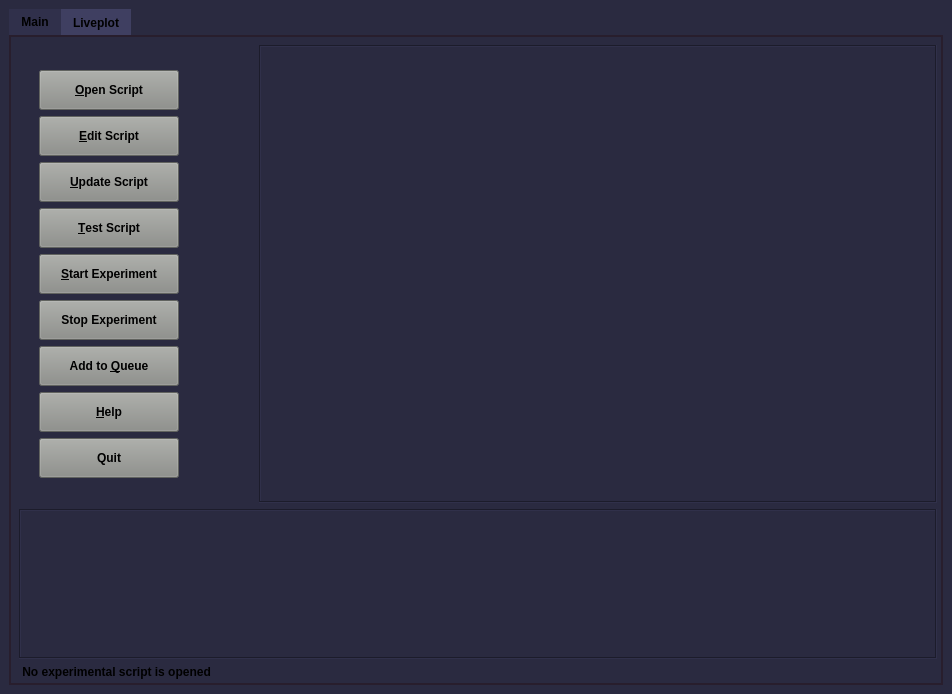
Old version of the form atomize/main/gui/main_window.ui in the repository Anatoly1010/Atomize.
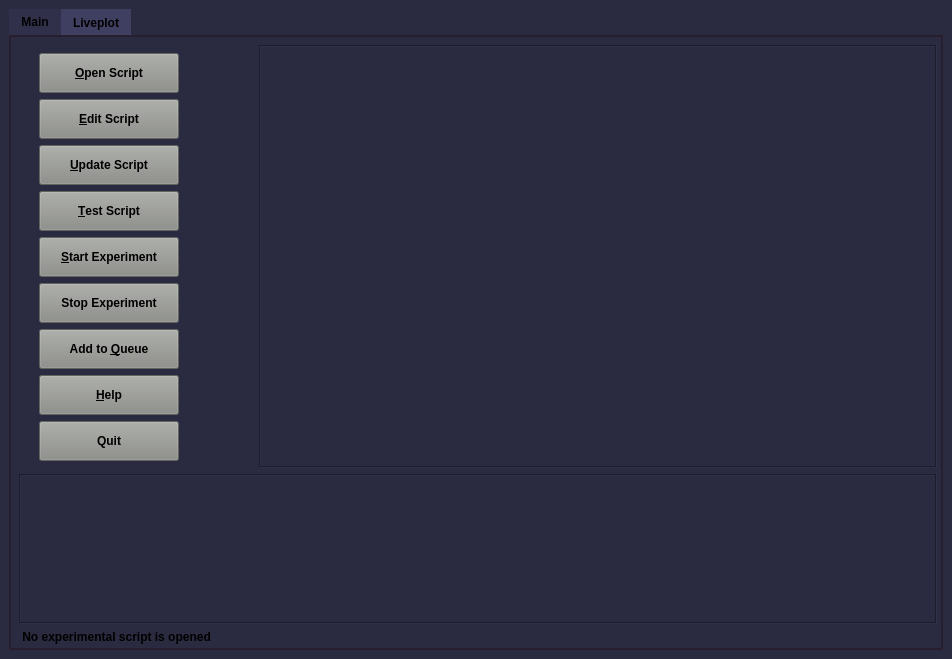
New version of the form. Custom widgets are drawn as their Qt base class.

Patch:
```diff
--- a/atomize/main/gui/main_window.ui
+++ b/atomize/main/gui/main_window.ui
@@ -7,7 +7,7 @@
     <x>0</x>
     <y>0</y>
     <width>952</width>
-    <height>694</height>
+    <height>659</height>
    </rect>
   </property>
   <property name="sizePolicy">
```
Left out of the diff: 274 changed lines with no effect on the pictures.
